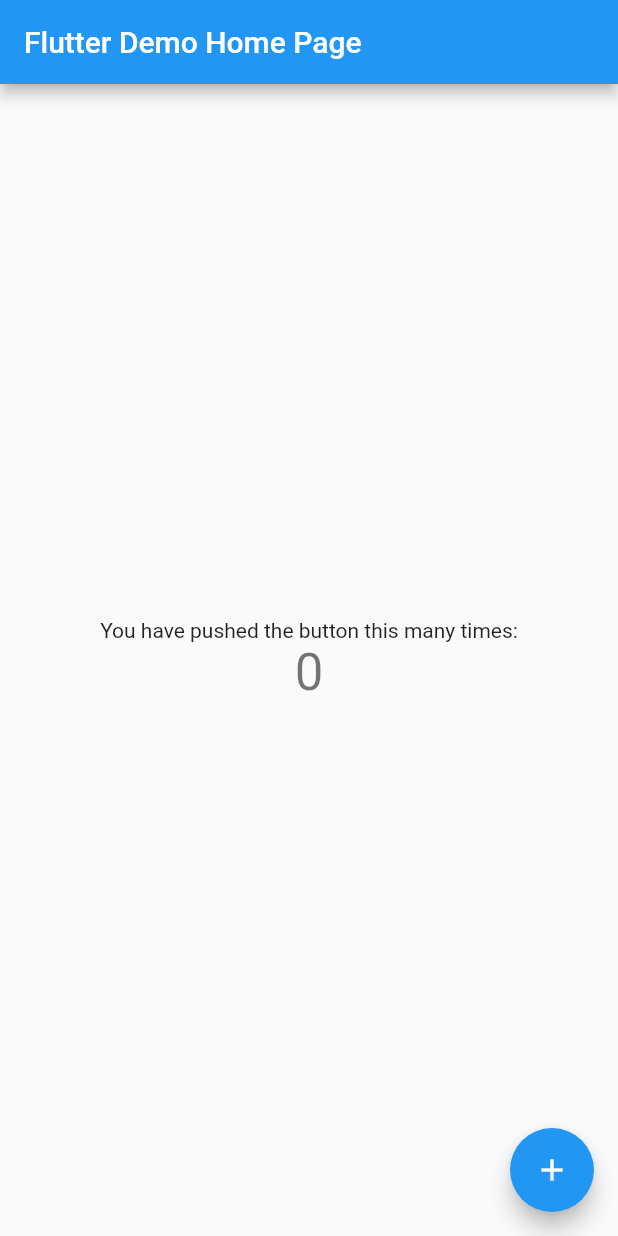
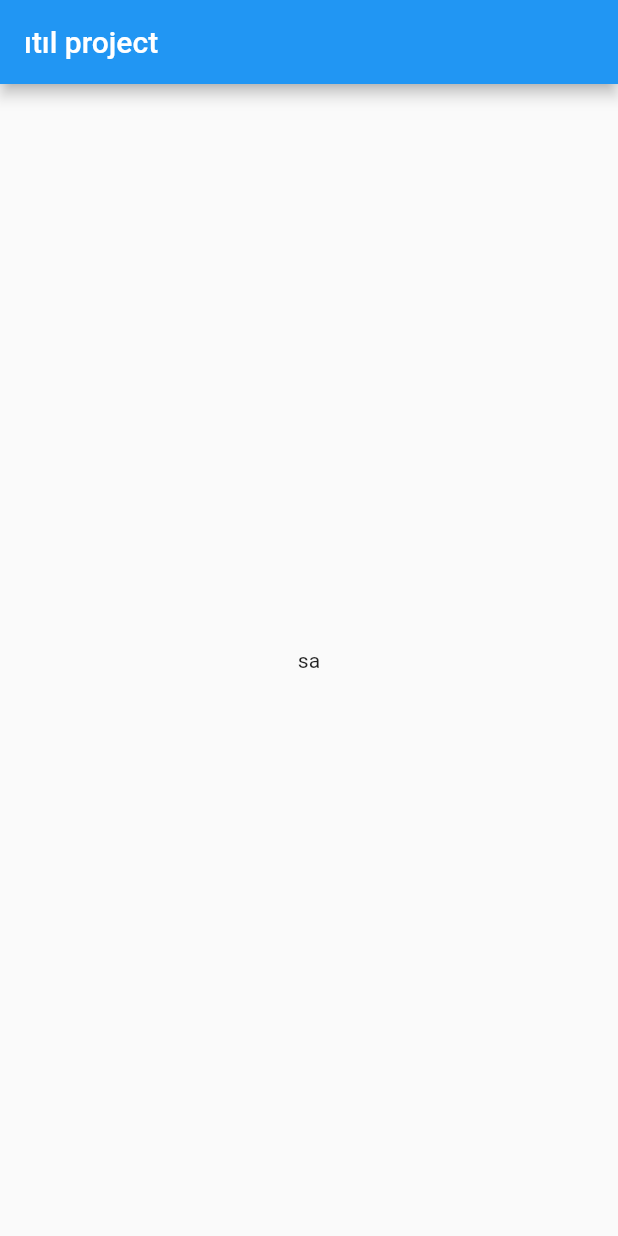
Before and after one commit to omeryusufsorhun/ITILApp, a Flutter app: the screen it shows after launch, on a phone screen of 412 x 824 dp. Run offline on Flutter 3.47's test engine with Material 2 defaults, Android fonts, the light colour scheme and no system bars.

Commit message:
getx and main changes

```diff
--- a/itil/lib/main.dart
+++ b/itil/lib/main.dart
@@ -11,35 +11,17 @@
   @override
   Widget build(BuildContext context) {
     return MaterialApp(
-      title: 'Flutter Demo',
+      title: 'ITIL',
       theme: ThemeData(
-        // This is the theme of your application.
-        //
-        // Try running your application with "flutter run". You'll see the
-        // application has a blue toolbar. Then, without quitting the app, try
-        // changing the primarySwatch below to Colors.green and then invoke
-        // "hot reload" (press "r" in the console where you ran "flutter run",
-        // or simply save your changes to "hot reload" in a Flutter IDE).
-        // Notice that the counter didn't reset back to zero; the application
-        // is not restarted.
         primarySwatch: Colors.blue,
       ),
-      home: const MyHomePage(title: 'Flutter Demo Home Page'),
+      home: const MyHomePage(title: 'ıtıl project'),
     );
   }
 }
 
 class MyHomePage extends StatefulWidget {
   const MyHomePage({super.key, required this.title});
-
-  // This widget is the home page of your application. It is stateful, meaning
-  // that it has a State object (defined below) that contains fields that affect
-  // how it looks.
-
-  // This class is the configuration for the state. It holds the values (in this
-  // case the title) provided by the parent (in this case the App widget) and
-  // used by the build method of the State. Fields in a Widget subclass are
-  // always marked "final".
 
   final String title;
 
@@ -48,68 +30,15 @@
 }
 
 class _MyHomePageState extends State<MyHomePage> {
-  int _counter = 0;
-
-  void _incrementCounter() {
-    setState(() {
-      // This call to setState tells the Flutter framework that something has
-      // changed in this State, which causes it to rerun the build method below
-      // so that the display can reflect the updated values. If we changed
-      // _counter without calling setState(), then the build method would not be
-      // called again, and so nothing would appear to happen.
-      _counter++;
-    });
-  }
-
   @override
   Widget build(BuildContext context) {
-    // This method is rerun every time setState is called, for instance as done
-    // by the _incrementCounter method above.
-    //
-    // The Flutter framework has been optimized to make rerunning build methods
-    // fast, so that you can just rebuild anything that needs updating rather
-    // than having to individually change instances of widgets.
     return Scaffold(
       appBar: AppBar(
-        // Here we take the value from the MyHomePage object that was created by
-        // the App.build method, and use it to set our appbar title.
         title: Text(widget.title),
       ),
       body: Center(
-        // Center is a layout widget. It takes a single child and positions it
-        // in the middle of the parent.
-        child: Column(
-          // Column is also a layout widget. It takes a list of children and
-          // arranges them vertically. By default, it sizes itself to fit its
-          // children horizontally, and tries to be as tall as its parent.
-          //
-          // Invoke "debug painting" (press "p" in the console, choose the
-          // "Toggle Debug Paint" action from the Flutter Inspector in Android
-          // Studio, or the "Toggle Debug Paint" command in Visual Studio Code)
-          // to see the wireframe for each widget.
-          //
-          // Column has various properties to control how it sizes itself and
-          // how it positions its children. Here we use mainAxisAlignment to
-          // center the children vertically; the main axis here is the vertical
-          // axis because Columns are vertical (the cross axis would be
-          // horizontal).
-          mainAxisAlignment: MainAxisAlignment.center,
-          children: <Widget>[
-            const Text(
-              'You have pushed the button this many times:',
-            ),
-            Text(
-              '$_counter',
-              style: Theme.of(context).textTheme.headline4,
-            ),
-          ],
-        ),
+        child: Text('sa'),
       ),
-      floatingActionButton: FloatingActionButton(
-        onPressed: _incrementCounter,
-        tooltip: 'Increment',
-        child: const Icon(Icons.add),
-      ), // This trailing comma makes auto-formatting nicer for build methods.
     );
   }
 }
--- a/itil/pubspec.yaml
+++ b/itil/pubspec.yaml
@@ -36,6 +36,7 @@
   # The following adds the Cupertino Icons font to your application.
   # Use with the CupertinoIcons class for iOS style icons.
   cupertino_icons: ^1.0.2
+  get: ^4.6.5
 
 dev_dependencies:
   flutter_test:
```
Also changed, not shown: itil/pubspec.lock.
